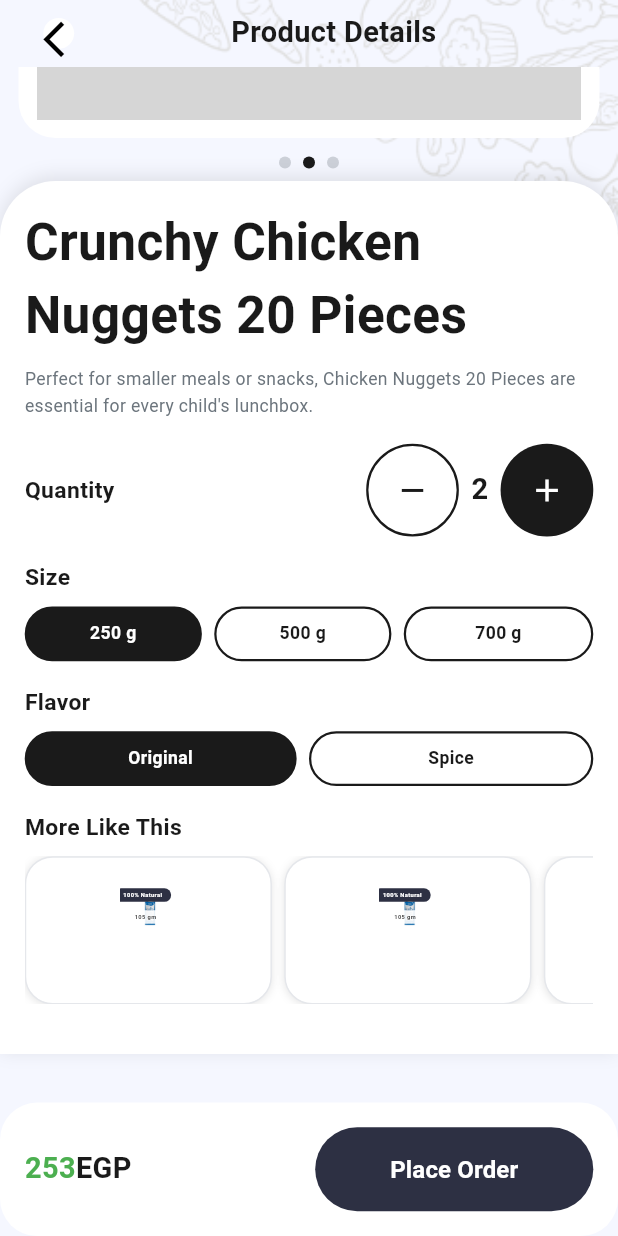
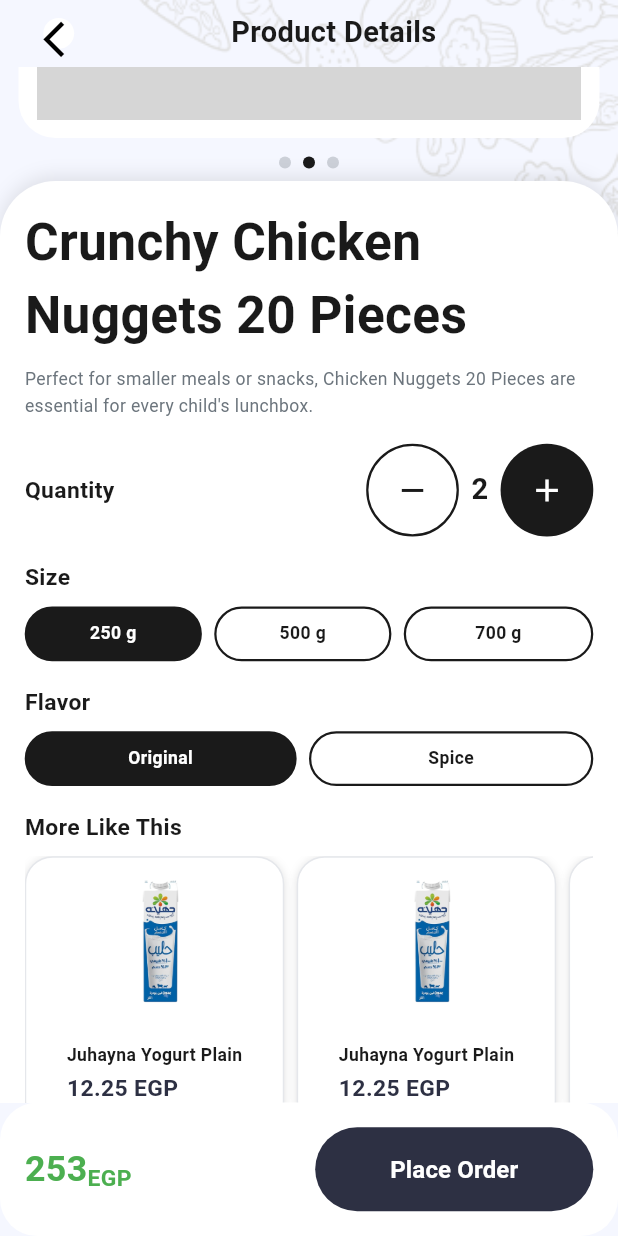
Before and after one commit to addictadev/beqalty-mobile, a Flutter app: the ProductDetailsScreen widget shown alone on an empty page, opened directly with empty values, scrolled down 212 dp, on a phone screen of 412 x 824 dp. Run offline on Flutter 3.47's test engine with Material 3 defaults, Android fonts, the phone set to English and light mode, and no system bars; our stand-ins replace bloc, cached_network_image, dio, equatable, file_picker, flash and 15 more; missing offline and left inert: in_app_update, palestine_console; accounts and stored records are empty; Roboto replaces fonts that are missing (ReadexPro, Roboto Flex); grey boxes are pictures that could not be loaded.

Commit message:
Update product_details_screen.dart

```diff
--- a/lib/features/product_details/presentation/view/product_details_screen.dart
+++ b/lib/features/product_details/presentation/view/product_details_screen.dart
@@ -503,14 +503,16 @@ class _ProductDetailsScreenState extends State<ProductDetailsScreen> {
       children: [
         // Add to Cart Button
 
-       Row(children: [
+       Row(
+        crossAxisAlignment: CrossAxisAlignment.end,
+        children: [
         Text(
-            "253".tr(),
-            style: TextStyles.textViewBold18.copyWith(
+            "253",
+            style: TextStyles.textViewBold20.copyWith(
               color: Colors.green,
             ),
           ),
-          Text('EGP'.tr(), style: TextStyles.textViewBold18.copyWith(color: AppColors.textPrimary),),
+          Text('EGP', style: TextStyles.textViewBold16.copyWith(color: Colors.green),),
        ]),
 
         PrimaryButton(
@@ -541,14 +543,14 @@ class _ProductDetailsScreenState extends State<ProductDetailsScreen> {
         SizedBox(height: context.responsiveMargin),
 
                   SizedBox(
-            height: context.responsiveContainerHeight * 0.6,
+            height: context.responsiveContainerHeight * 1.1, // Made bigger as requested
           child: ListView.builder(
             scrollDirection: Axis.horizontal,
             physics: const BouncingScrollPhysics(),
             itemCount: 3,
             itemBuilder: (context, index) {
               return Container(
-                width: context.responsiveWidth * 0.4,
+                width: context.responsiveWidth * 0.42,
                 margin: EdgeInsets.only(right: context.responsiveMargin),
                 decoration: BoxDecoration(
                   color: AppColors.white,
@@ -566,17 +568,13 @@ class _ProductDetailsScreenState extends State<ProductDetailsScreen> {
                   ],
                 ),
                 child: Column(
+                  mainAxisSize: MainAxisSize.min, // Fix overflow
                   children: [
                     // Product Image
-                    Expanded(
-                      flex: 2,
-                      child: Container(
-                        padding: EdgeInsets.all(context.responsivePadding),
-                        child: Stack(
-                          children: [
-                            ClipRRect(
+                       ClipRRect(
                               borderRadius: BorderRadius.circular(context.responsiveBorderRadius),
                               child: Image.asset(
+                                height: 13.h,
                                 AppAssets.juhaynaCoconutMilk, // Placeholder image
                                 fit: BoxFit.cover,
                                 errorBuilder: (context, error, stackTrace) {
@@ -591,65 +589,19 @@ class _ProductDetailsScreenState extends State<ProductDetailsScreen> {
                                 },
                               ),
                             ),
-                            // Product badges
-                            Positioned(
-                              top: 4,
-                              right: 4,
-                              child: Container(
-                                padding: EdgeInsets.symmetric(
-                                  horizontal: 6,
-                                  vertical: 2,
-                                ),
-                                decoration: BoxDecoration(
-                                  color: AppColors.primary,
-                                  borderRadius: BorderRadius.circular(8),
-                                ),
-                                child: Text(
-                                  "natural_100".tr(),
-                                  style: TextStyles.textViewRegular8.copyWith(
-                                    color: AppColors.white,
-                                    fontWeight: FontWeight.w600,
-                                  ),
-                                ),
-                              ),
-                            ),
-                            Positioned(
-                              bottom: 4,
-                              left: 4,
-                              child: Container(
-                                padding: EdgeInsets.symmetric(
-                                  horizontal: 6,
-                                  vertical: 2,
-                                ),
-                                decoration: BoxDecoration(
-                                  color: AppColors.white.withValues(alpha: 0.9),
-                                  borderRadius: BorderRadius.circular(8),
-                                ),
-                                child: Text(
-                                  "net_weight".tr(),
-                                  style: TextStyles.textViewRegular8.copyWith(
-                                    color: AppColors.textPrimary,
-                                    fontWeight: FontWeight.w600,
-                                  ),
-                                ),
-                              ),
-                            ),
-                          ],
-                        ),
-                      ),
-                    ),
+
 
                     // Product Info
-                    Expanded(
-                      flex: 1,
+                    Flexible( // Changed from Expanded to Flexible to prevent overflow
                       child: Padding(
                         padding: EdgeInsets.all(context.responsivePadding),
                         child: Column(
+                          mainAxisSize: MainAxisSize.min, // Fix overflow
                           crossAxisAlignment: CrossAxisAlignment.start,
                           children: [
                             Text(
                               "juhayna_yogurt_plain".tr(),
-                              style: TextStyles.textViewMedium12.copyWith(
+                              style: TextStyles.textViewMedium14.copyWith(
                                 color: AppColors.textPrimary,
                                 fontWeight: FontWeight.w600,
                               ),
@@ -657,23 +609,13 @@ class _ProductDetailsScreenState extends State<ProductDetailsScreen> {
                               overflow: TextOverflow.ellipsis,
                             ),
 
-                            SizedBox(height: context.responsiveMargin * 0.3),
 
-                            // Product details
-                            Text(
-                              "natural_yogurt".tr(),
-                              style: TextStyles.textViewRegular10.copyWith(
-                                color: AppColors.textSecondary,
-                              ),
-                              maxLines: 1,
-                              overflow: TextOverflow.ellipsis,
-                            ),
 
                             SizedBox(height: context.responsiveMargin * 0.3),
 
                             Text(
                               "12.25 ${"egp".tr()}",
-                              style: TextStyles.textViewBold14.copyWith(
+                              style: TextStyles.textViewBold16.copyWith(
                                 color: AppColors.primary,
                                 fontWeight: FontWeight.w700,
                               ),
```
